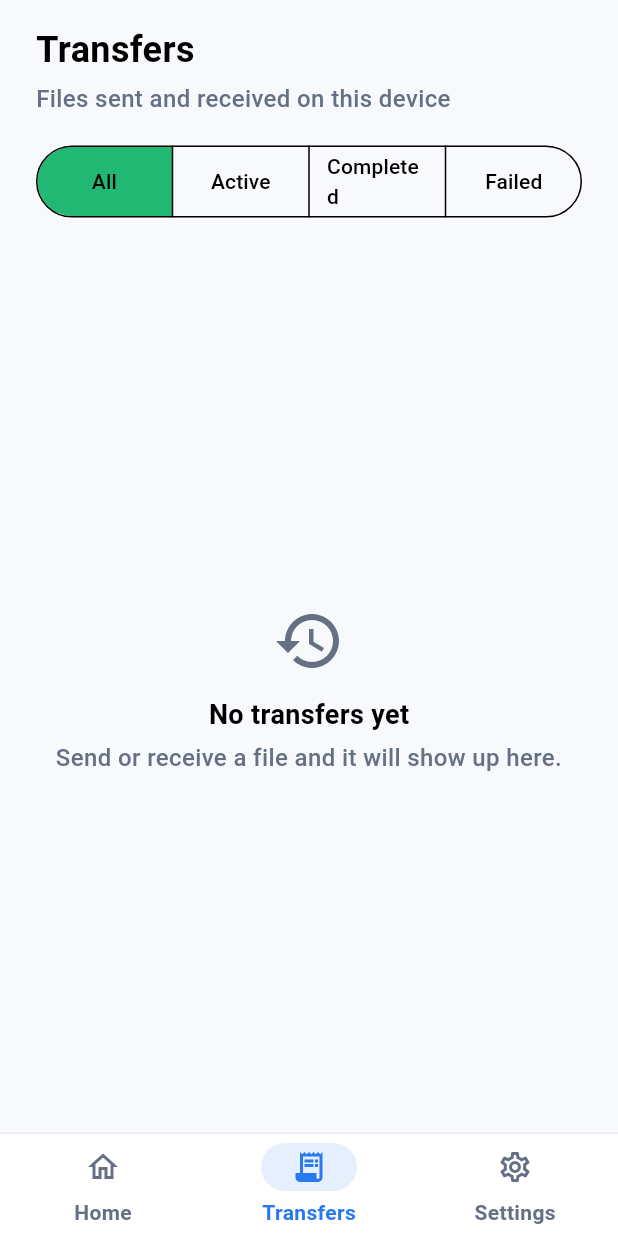
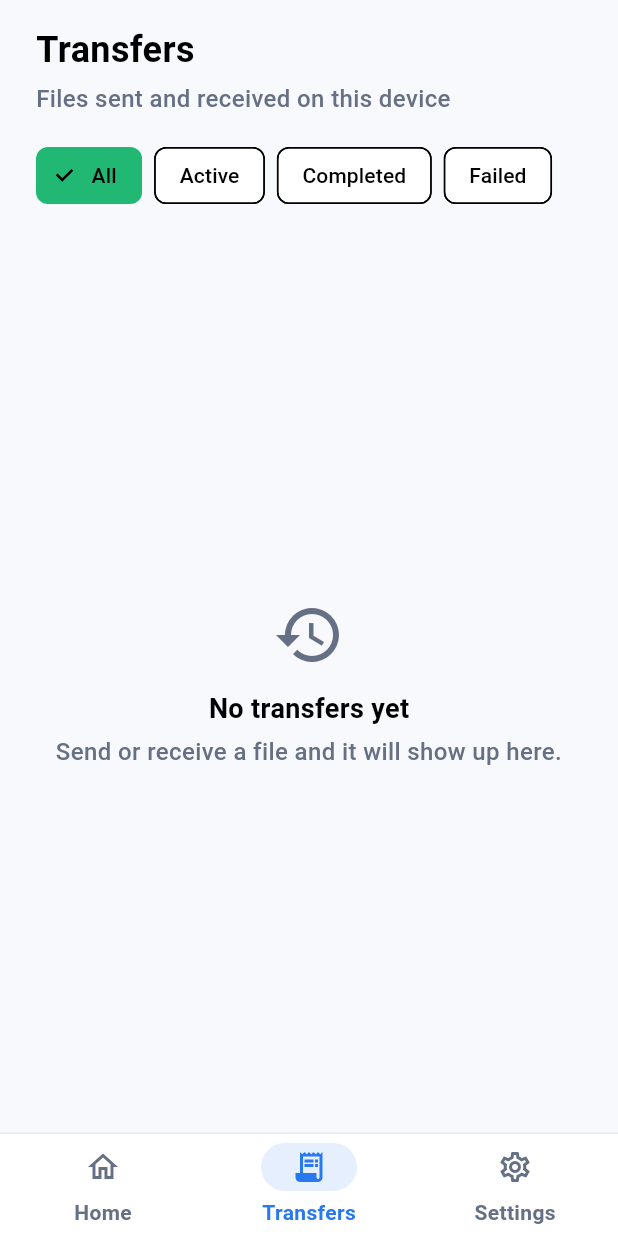
Before and after one commit to patrickopodev/local_transfer_app, a Flutter app: the screen it shows after launch, item 2 of the bottom bar chosen, on a phone screen of 412 x 824 dp. Run offline on Flutter 3.47's test engine with Material 3 defaults, Android fonts, the phone set to English and light mode, and no system bars; our stand-ins replace file_picker.

Commit message:
Use wrapping chips for transfers status filter (fixes wrapped label on narrow screens)

```diff
--- a/lib/screens/transfers/transfers_screen.dart
+++ b/lib/screens/transfers/transfers_screen.dart
@@ -31,6 +31,13 @@ class _TransfersScreenState extends State<TransfersScreen> {
               record.status == TransferRecordStatus.cancelled,
       };
 
+  String _label(_TransferFilter f) => switch (f) {
+        _TransferFilter.all => 'All',
+        _TransferFilter.active => 'Active',
+        _TransferFilter.completed => 'Completed',
+        _TransferFilter.failed => 'Failed',
+      };
+
   @override
   Widget build(BuildContext context) {
     return Scaffold(
@@ -49,29 +56,17 @@ class _TransfersScreenState extends State<TransfersScreen> {
                   child: Padding(
                     padding: const EdgeInsets.fromLTRB(
                         AppSpace.xl, 0, AppSpace.xl, AppSpace.lg),
-                    child: SegmentedButton<_TransferFilter>(
-                      segments: const [
-                        ButtonSegment(
-                          value: _TransferFilter.all,
-                          label: Text('All'),
-                        ),
-                        ButtonSegment(
-                          value: _TransferFilter.active,
-                          label: Text('Active'),
-                        ),
-                        ButtonSegment(
-                          value: _TransferFilter.completed,
-                          label: Text('Completed'),
-                        ),
-                        ButtonSegment(
-                          value: _TransferFilter.failed,
-                          label: Text('Failed'),
-                        ),
+                    child: Wrap(
+                      spacing: AppSpace.sm,
+                      runSpacing: AppSpace.sm,
+                      children: [
+                        for (final f in _TransferFilter.values)
+                          ChoiceChip(
+                            label: Text(_label(f)),
+                            selected: _filter == f,
+                            onSelected: (_) => setState(() => _filter = f),
+                          ),
                       ],
-                      selected: {_filter},
-                      onSelectionChanged: (selection) =>
-                          setState(() => _filter = selection.first),
-                      showSelectedIcon: false,
                     ),
                   ),
                 ),
```
